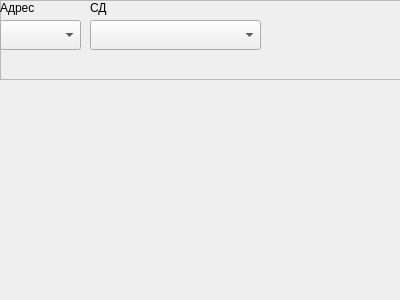
Before: the Qt Designer form m_cfg/unitWidgets/widget_kl.ui in xXRadioHeadXx/start7, drawn with Qt 5.
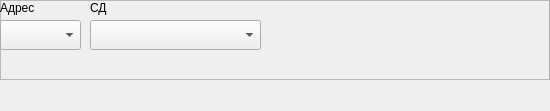
After: the same form once the commit is applied.

The edit to the form file:
```diff
--- a/m_cfg/unitWidgets/widget_kl.ui
+++ b/m_cfg/unitWidgets/widget_kl.ui
@@ -6,8 +6,8 @@
    <rect>
     <x>0</x>
     <y>0</y>
-    <width>400</width>
-    <height>300</height>
+    <width>550</width>
+    <height>111</height>
    </rect>
   </property>
   <property name="windowTitle">
```
